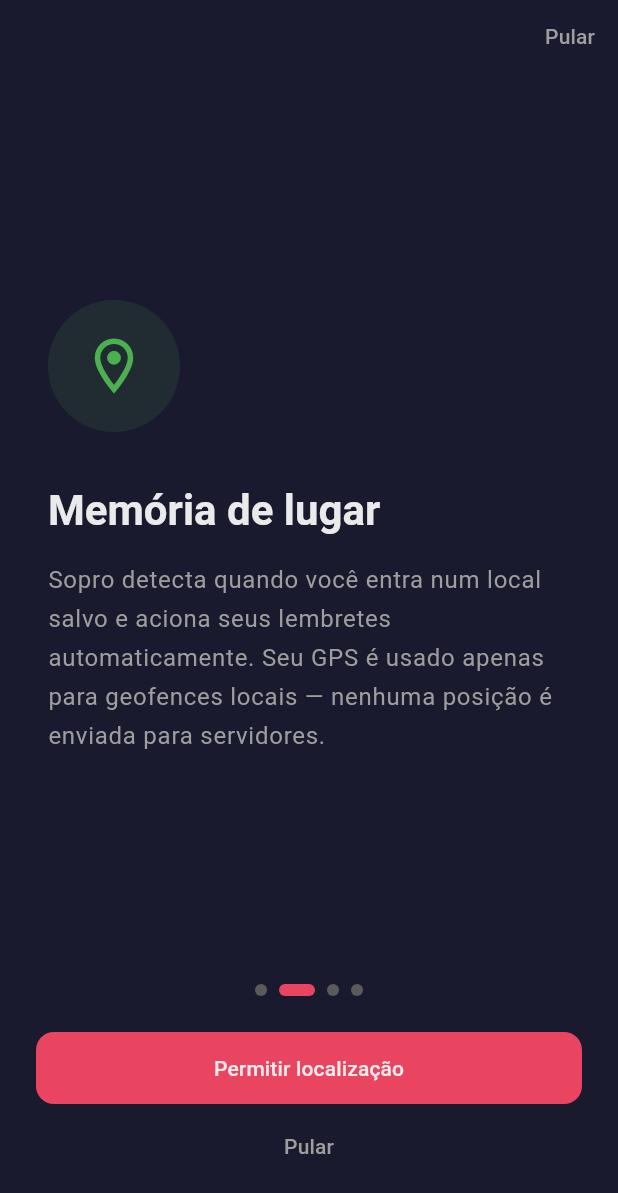
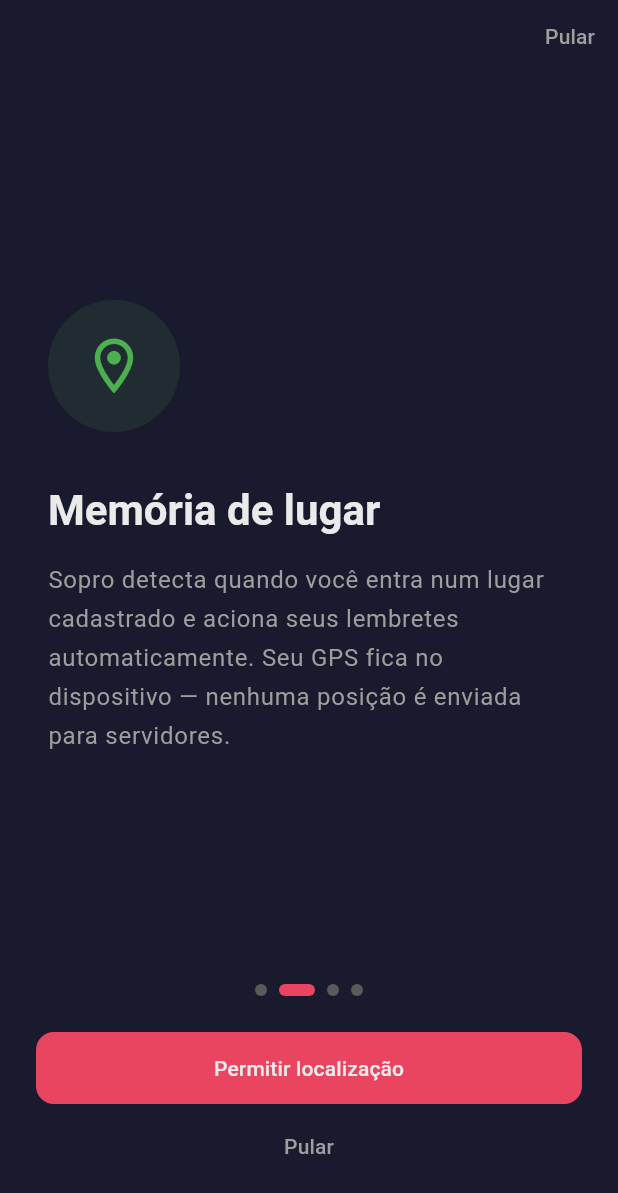
Before and after one commit to JuniorFray/APP_SOPRO, a Flutter app: the screen it shows after launch, swiped to page 2, on a phone screen of 412 x 824 dp. Shown: the top 1193 px of the screen. Run offline on Flutter 3.47's test engine with Material 3 defaults, Android fonts, the phone set to English and light mode, and no system bars; our stand-ins replace drift, drift_flutter, flutter_local_notifications, flutter_map, flutter_riverpod, image_picker and 2 more; missing offline and left inert: flutter_background_service; accounts and stored records are empty; generated files the repository leaves out were written again; network calls fail.

Commit message:
fix: GATT retry com delay 600ms e linguagem simplificada para usuario
- MainActivity.kt: closeZombieGatts() fecha conexoes zumbi antes de reconectar;
  connectGatt() adiado 600ms (postDelayed) para evitar status=133; timeout
  postado dentro do delay para contar somente apos a conexao ser iniciada.
- BleService.fetchContextCard: retry automatico ate 3 tentativas (delays 600ms /
  1200ms); loga ble_retry_success no Supabase quando retry resolve a falha.
- strings.dart: remove "BLE", "geofences locais" e "via Bluetooth" de todo texto
  visivel ao usuario — substituidos por linguagem conceitual sem jargao tecnico.
- CLAUDE.md: Sprint 13 marcado CONCLUIDO, Sprint 14 documentado.

Co-Authored-By: Claude Sonnet 4.6 <noreply@anthropic.com>

```diff
--- a/lib/core/constants/strings.dart
+++ b/lib/core/constants/strings.dart
@@ -90,8 +90,8 @@ class AppStrings {
   // Passo 1: Localização
   static const obLocationTitle = 'Memória de lugar';
   static const obLocationBody  =
-      'Sopro detecta quando você entra num local salvo e aciona seus lembretes '
-      'automaticamente. Seu GPS é usado apenas para geofences locais — '
+      'Sopro detecta quando você entra num lugar cadastrado e aciona seus lembretes '
+      'automaticamente. Seu GPS fica no dispositivo — '
       'nenhuma posição é enviada para servidores.';
   static const obLocationBtn   = 'Permitir localização';
 
@@ -110,8 +110,8 @@ class AppStrings {
   // Passo 3: Bluetooth
   static const obBleTitle = 'Pessoas ao redor';
   static const obBleBody  =
-      'Detecta outros usuários Sopro próximos via Bluetooth e permite trocar '
-      'cartões de contexto diretamente entre dispositivos — '
+      'Detecta outros usuários Sopro próximos e permite trocar '
+      'cartões diretamente entre dispositivos — '
       'nada é enviado pela internet.';
   static const obBleBtn    = 'Permitir Bluetooth';
   // Exibida quando o usuário nega as permissões BLE
@@ -136,7 +136,7 @@ class AppStrings {
   static const profileSectionContact = 'Contato';
   static const profileVisible        = 'Visível para outros';
   static const profileVisibleDesc    =
-      'Outros usuários Sopro próximos poderão ver seu cartão via Bluetooth.';
+      'Outros usuários Sopro próximos poderão ver seu cartão.';
   static const profileSave           = 'Salvar perfil';
   static const profileSaved          = 'Perfil salvo com sucesso!';
   static const profileNameRequired   = 'Informe pelo menos um nome';
@@ -168,11 +168,11 @@ class AppStrings {
   // Tela de Configurações
   static const settingsTitle          = 'Configurações';
   static const settingsTooltip        = 'Configurações';
-  static const settingsBleSection     = 'Bluetooth Social';
+  static const settingsBleSection     = 'Pessoas próximas';
   static const settingsBleVisible     = 'Visível para outros';
   static const settingsBleVisibleDesc =
-      'Outros usuários Sopro próximos podem ver seu cartão via Bluetooth';
-  static const settingsBleTxPower     = 'Alcance BLE';
+      'Outros usuários Sopro próximos podem ver seu cartão';
+  static const settingsBleTxPower     = 'Alcance de detecção';
   static const settingsBleTxPowerDesc = 'Distância aproximada de detecção por outros';
   static const bleTxPowerMin          = 'Mínima ~2m';
   static const bleTxPowerLow          = 'Baixa ~5m';
```
Also changed, not shown: lib/infrastructure/ble/ble_service.dart (+28 -5 lines), 2 other files.
